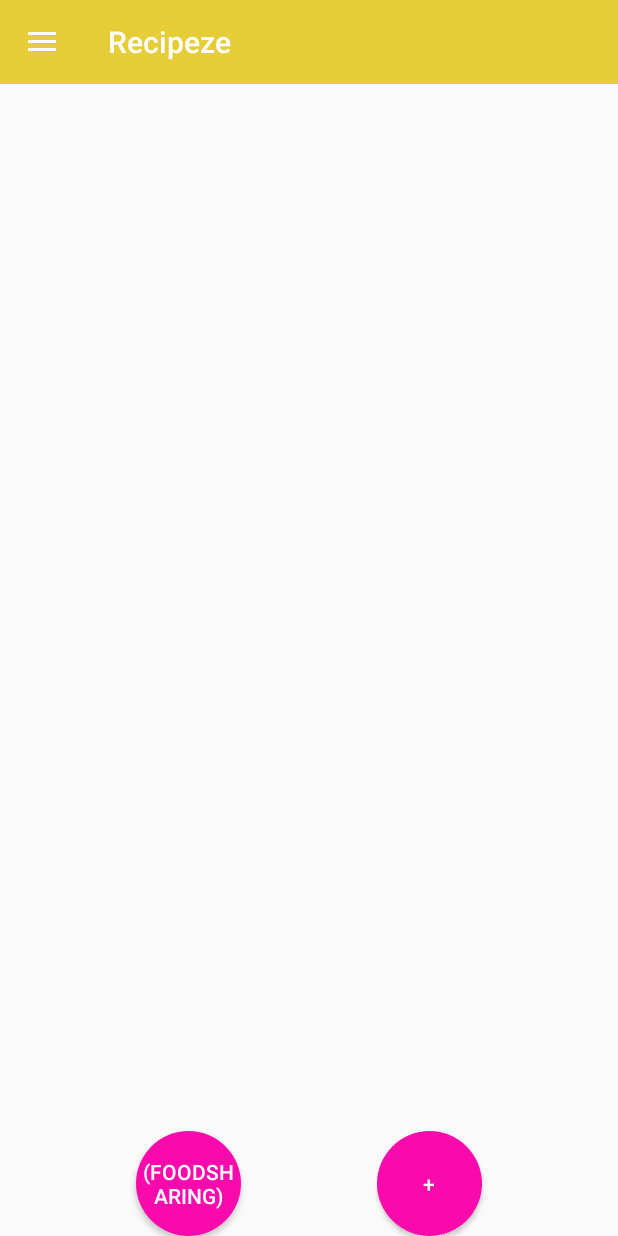
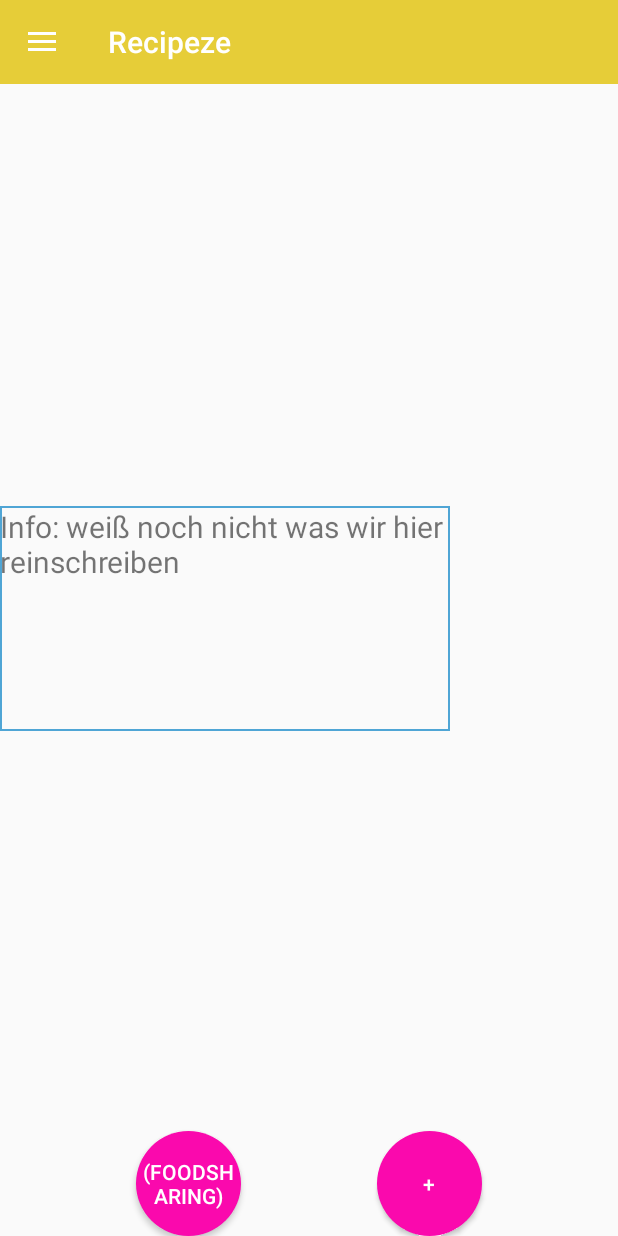
Before and after one commit to 3qic/MyApplication, an Android app: the screen it shows after launch (MainActivity), on a phone screen of 412 x 824 dp. Run offline under Robolectric (Android 15) with nearby library versions, the phone set to English and light mode, and no system bars.

Commit message:
layout changes

```diff
--- a/app/src/main/java/com/example/myapplication/MainActivity.java
+++ b/app/src/main/java/com/example/myapplication/MainActivity.java
@@ -16,6 +16,7 @@ import android.view.MenuItem;
 
 
 // Quelle für runden Button https://stackoverflow.com/questions/9884202/custom-circle-button
+//Quelle für hintergrund bzw rahmen des info feldes: https://stackoverflow.com/questions/3496269/how-do-i-put-a-border-around-an-android-textview
 
 public class MainActivity extends AppCompatActivity implements NavigationView.OnNavigationItemSelectedListener {
     private Toolbar toolbar;
--- /dev/null
+++ b/app/src/main/res/drawable/textview_background.xml
@@ -0,0 +1,4 @@
+<shape xmlns:android="http://schemas.android.com/apk/res/android" android:shape="rectangle" >
+    <solid android:color="@android:color/transparent" />
+    <stroke android:width="1dip" android:color="#4fa5d5"/>
+</shape>
--- a/app/src/main/res/layout/activity_main.xml
+++ b/app/src/main/res/layout/activity_main.xml
@@ -7,13 +7,53 @@
     android:layout_height="match_parent">
 
 
+
+    <Button
+        android:id="@+id/add_button"
+        android:layout_width="70dp"
+        android:layout_height="70dp"
+        android:background="@drawable/round_button"
+        android:gravity="center_vertical|center_horizontal"
+        android:text="@string/add_button"
+        android:textColor="#fff"
+        app:layout_constraintBottom_toBottomOf="parent"
+        app:layout_constraintEnd_toEndOf="parent"
+        app:layout_constraintStart_toEndOf="@+id/foodsharing_button"/>
+
+    <Button
+        android:id="@+id/foodsharing_button"
+        android:layout_width="70dp"
+        android:layout_height="70dp"
+        android:background="@drawable/round_button"
+        android:gravity="center_vertical|center_horizontal"
+        android:text="@string/foodsharing_button"
+        android:textColor="#fff"
+        app:layout_constraintBottom_toBottomOf="parent"
+        app:layout_constraintStart_toStartOf="parent"
+        app:layout_constraintEnd_toStartOf="@+id/add_button"/>
+
+
+    <TextView
+        android:layout_width="300dp"
+        android:layout_height="150dp"
+        android:textSize="20sp"
+        android:text="Info: weiß noch nicht was wir hier reinschreiben"
+        app:layout_constraintStart_toStartOf="parent"
+        app:layout_constraintLeft_toLeftOf="parent"
+        app:layout_constraintRight_toRightOf="parent"
+        app:layout_constraintTop_toTopOf="parent"
+        app:layout_constraintBottom_toBottomOf="parent"
+        android:background="@drawable/textview_background"
+        />
+
     <android.support.v4.widget.DrawerLayout xmlns:android="http://schemas.android.com/apk/res/android"
         xmlns:app="http://schemas.android.com/apk/res-auto"
         xmlns:tools="http://schemas.android.com/tools"
         android:id="@+id/drawer_layout"
         android:layout_width="match_parent"
         android:layout_height="match_parent"
-    android:fitsSystemWindows="true">
+        android:fitsSystemWindows="true"
+        android:elevation="2dp">
 
         <LinearLayout
             android:layout_width="match_parent"
@@ -47,41 +87,4 @@
     </android.support.v4.widget.DrawerLayout>
 
 
-
-    <Button
-        android:id="@+id/add_button"
-        android:layout_width="70dp"
-        android:layout_height="70dp"
-        android:background="@drawable/round_button"
-        android:gravity="center_vertical|center_horizontal"
-        android:text="@string/add_button"
-        android:textColor="#fff"
-        app:layout_constraintBottom_toBottomOf="parent"
-        app:layout_constraintEnd_toEndOf="parent"
-        app:layout_constraintStart_toEndOf="@+id/foodsharing_button"/>
-
-    <Button
-        android:id="@+id/foodsharing_button"
-        android:layout_width="70dp"
-        android:layout_height="70dp"
-        android:background="@drawable/round_button"
-        android:gravity="center_vertical|center_horizontal"
-        android:text="@string/foodsharing_button"
-        android:textColor="#fff"
-        app:layout_constraintBottom_toBottomOf="parent"
-        app:layout_constraintStart_toStartOf="parent"
-        app:layout_constraintEnd_toStartOf="@+id/add_button"/>
-
-
-    <TextView
-        android:layout_width="80dp"
-        android:layout_height="wrap_content"
-        app:layout_constraintStart_toStartOf="parent"
-        android:layout_marginEnd="8dp"
-        android:layout_marginRight="8dp"
-        android:layout_marginTop="16dp"
-        app:layout_constraintTop_toTopOf="parent"
-        />
-
-
 </android.support.constraint.ConstraintLayout>
```
Also changed, not shown: app/src/main/res/layout/activity_main_layout.xml (deleted, +0 -28 lines). Lines whose indentation alone changed are shown as unchanged.
